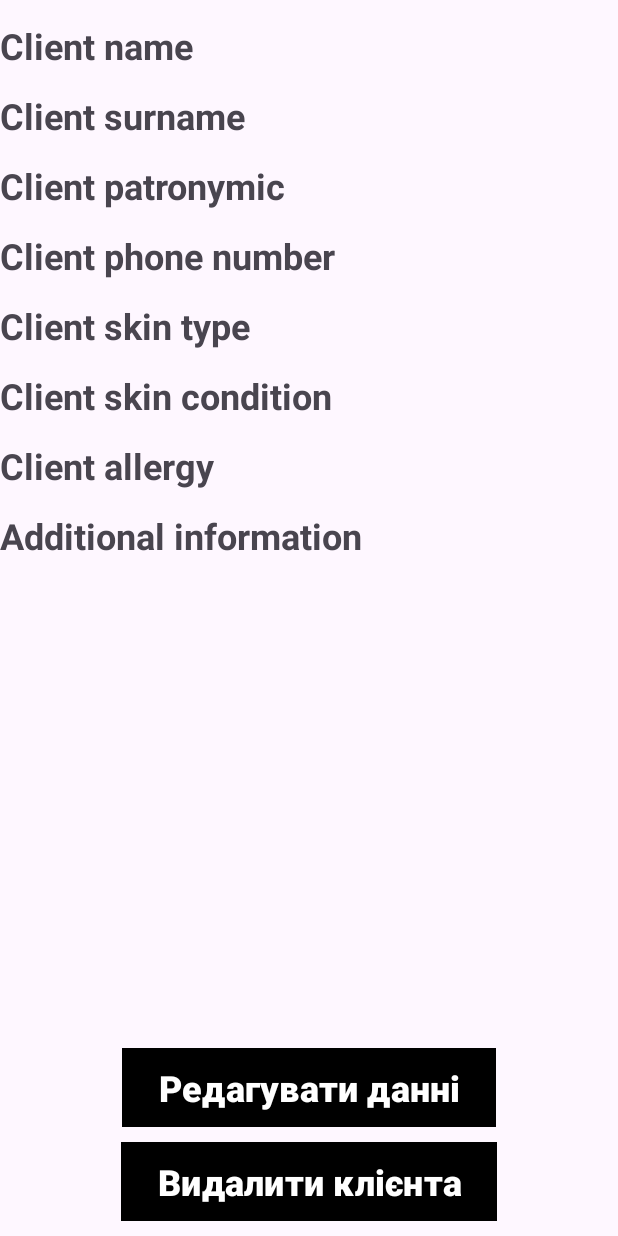
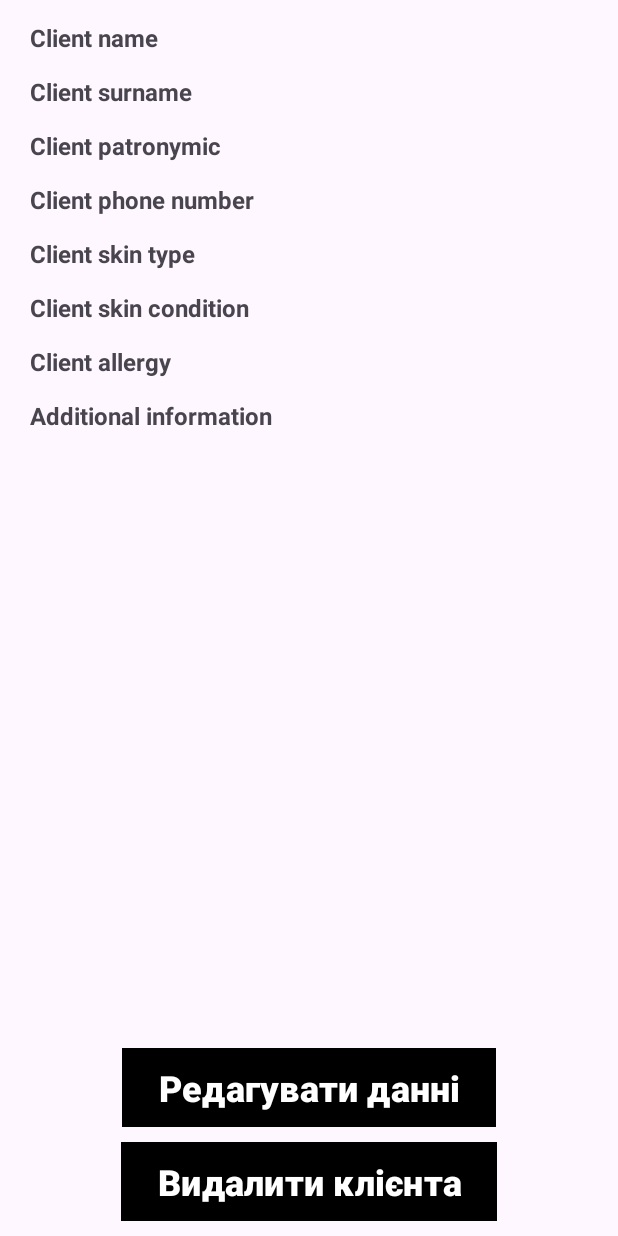
Before and after one commit to dymchenkko/khrtk_course_work_pi-420, an Android app built with Jetpack Compose: the ClientView screen opened directly, with no data from a screen before it, on a phone screen of 412 x 824 dp. Run offline under Robolectric (Android 15) with nearby library versions, the phone set to English and light mode, and no system bars; our stand-ins replace Firebase (no records; nobody signed in at launch, a user with empty details on screens opened directly); 1 statement that could not run was skipped.

```diff
--- a/app/src/main/AndroidManifest.xml
+++ b/app/src/main/AndroidManifest.xml
@@ -38,8 +38,7 @@
             android:exported="false" />
         <activity
             android:name=".SignUpActivity"
-            android:exported="true"
-            android:theme="@style/Theme.AppCompat">
+            android:exported="true">
             <intent-filter>
                 <action android:name="android.intent.action.MAIN" />
 
--- a/app/src/main/res/layout/activity_client_view.xml
+++ b/app/src/main/res/layout/activity_client_view.xml
@@ -9,11 +9,13 @@
     <TextView
         android:id="@+id/client_name"
         android:layout_width="wrap_content"
+        android:layout_marginLeft="20dp"
+        app:layout_constraintLeft_toLeftOf="parent"
         android:layout_height="wrap_content"
         android:layout_gravity="center"
         android:layout_marginTop="14dp"
         android:text="Client name"
-        android:textSize="24sp"
+        android:textSize="16sp"
         android:textStyle="bold"
         app:layout_constraintTop_toTopOf="parent"
         tools:ignore="MissingConstraints" />
@@ -25,7 +27,9 @@
         android:layout_gravity="center"
         android:layout_marginTop="14dp"
         android:text="Client surname"
-        android:textSize="24sp"
+        android:layout_marginLeft="20dp"
+        app:layout_constraintLeft_toLeftOf="parent"
+        android:textSize="16sp"
         android:textStyle="bold"
         app:layout_constraintTop_toBottomOf="@id/client_name"
         tools:ignore="MissingConstraints" />
@@ -37,8 +41,9 @@
         android:layout_gravity="center"
         android:layout_marginTop="14dp"
         android:text="Client patronymic"
-        android:textSize="24sp"
-        android:textStyle="bold"
+        android:layout_marginLeft="20dp"
+        app:layout_constraintLeft_toLeftOf="parent"
+        android:textSize="16sp"        android:textStyle="bold"
         app:layout_constraintTop_toBottomOf="@id/client_surname"
         tools:ignore="MissingConstraints" />
     <TextView
@@ -48,8 +53,9 @@
         android:layout_gravity="center"
         android:layout_marginTop="14dp"
         android:text="Client phone number"
-        android:textSize="24sp"
-        android:textStyle="bold"
+        android:layout_marginLeft="20dp"
+        app:layout_constraintLeft_toLeftOf="parent"
+        android:textSize="16sp"        android:textStyle="bold"
         app:layout_constraintTop_toBottomOf="@id/client_patronymic"
         tools:ignore="MissingConstraints" />
 
@@ -60,8 +66,9 @@
         android:layout_gravity="center"
         android:layout_marginTop="14dp"
         android:text="Client skin type"
-        android:textSize="24sp"
-        android:textStyle="bold"
+        android:layout_marginLeft="20dp"
+        app:layout_constraintLeft_toLeftOf="parent"
+        android:textSize="16sp"        android:textStyle="bold"
         app:layout_constraintTop_toBottomOf="@id/client_phone_number"
         tools:ignore="MissingConstraints" />
     <TextView
@@ -71,8 +78,9 @@
         android:layout_gravity="center"
         android:layout_marginTop="14dp"
         android:text="Client skin condition"
-        android:textSize="24sp"
-        android:textStyle="bold"
+        android:layout_marginLeft="20dp"
+        app:layout_constraintLeft_toLeftOf="parent"
+        android:textSize="16sp"        android:textStyle="bold"
         app:layout_constraintTop_toBottomOf="@id/client_skin_type"
         tools:ignore="MissingConstraints" />
     <TextView
@@ -82,8 +90,9 @@
         android:layout_gravity="center"
         android:layout_marginTop="14dp"
         android:text="Client allergy"
-        android:textSize="24sp"
-        android:textStyle="bold"
+        android:layout_marginLeft="20dp"
+        app:layout_constraintLeft_toLeftOf="parent"
+        android:textSize="16sp"        android:textStyle="bold"
         app:layout_constraintTop_toBottomOf="@id/client_skin_condition"
         tools:ignore="MissingConstraints" />
 
@@ -94,8 +103,9 @@
         android:layout_gravity="center"
         android:layout_marginTop="14dp"
         android:text="Additional information"
-        android:textSize="24sp"
-        android:textStyle="bold"
+        android:layout_marginLeft="20dp"
+        app:layout_constraintLeft_toLeftOf="parent"
+        android:textSize="16sp"        android:textStyle="bold"
         app:layout_constraintTop_toBottomOf="@id/client_allergy"
         tools:ignore="MissingConstraints" />
 
--- a/app/src/main/res/layout/activity_sign_up.xml
+++ b/app/src/main/res/layout/activity_sign_up.xml
@@ -4,6 +4,7 @@
     xmlns:tools="http://schemas.android.com/tools"
     android:layout_width="match_parent"
     android:layout_height="match_parent"
+    android:background="@color/white"
     tools:context=".SignUpActivity">
     <com.google.android.material.textfield.TextInputLayout
         android:id="@+id/emailLayout"
@@ -70,7 +71,9 @@
         android:layout_height="wrap_content"
         android:layout_marginHorizontal="16dp"
         android:text="Зарееструватися"
-        android:textColor="@color/black"
+        android:textColor="@color/white"
+        app:backgroundTint="@color/black"
+        android:background="@android:color/white"
         android:textStyle="bold"
         app:layout_constraintBottom_toBottomOf="parent"
         app:layout_constraintEnd_toEndOf="parent"
--- a/app/src/main/res/values/styles.xml
+++ b/app/src/main/res/values/styles.xml
@@ -9,7 +9,6 @@
         <item name="android:buttonBarStyle">?android:attr/buttonBarStyle</item>
     </style>
     <style name="NoHighlightBottomNavigationTheme" parent="">
-        <item name="colorPrimary">@android:color/transparent</item>
         <item name="colorAccent">@android:color/transparent</item>
         <item name="android:textColor">@android:color/transparent</item>
         <item name="itemTextAppearanceInactive">@drawable/selected_text</item>
```
Also changed, not shown: app/src/main/java/com/example/cosmetologistmanager/MainActivity.kt (+33 -22 lines), app/src/main/res/layout/activity_appointment_view.xml (+17 -7 lines), app/src/main/res/layout/activity_new_client.xml (+26 -27 lines), app/src/main/res/layout/activity_sign_in.xml (+7 -5 lines), app/src/main/res/layout/activity_user_account.xml (+22 -3 lines).
